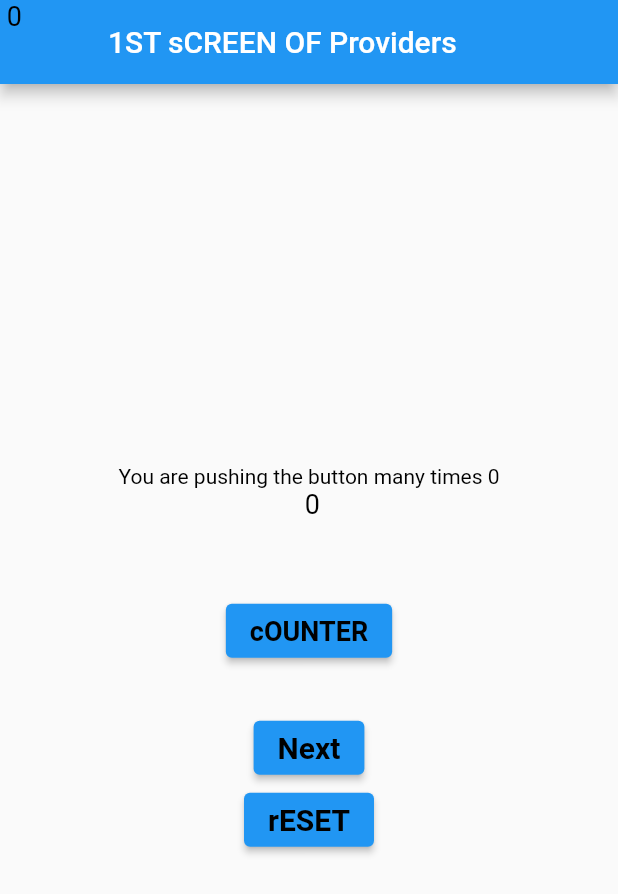
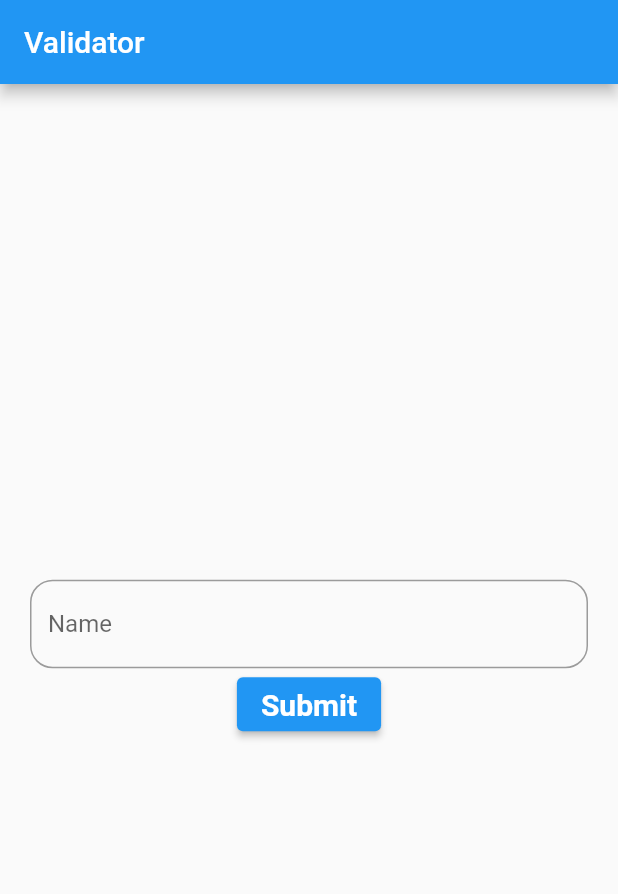
Before and after one commit to Asad93915/apisimplementtaion, a Flutter app: the screen it shows after launch, on a phone screen of 412 x 824 dp. Shown: the top 894 px of the screen. Run offline on Flutter 3.47's test engine with Material 2 defaults, Android fonts, the phone set to English and light mode, and no system bars; our stand-ins replace dio.

Commit message:
"email validation with snackbar"

```diff
--- a/lib/main.dart
+++ b/lib/main.dart
@@ -1,5 +1,6 @@
 import 'package:apiimplementation/providers/counter_screen.dart';
 import 'package:apiimplementation/providers/first_Screen.dart';
+import 'package:apiimplementation/textfied_validation.dart';
 import 'package:flutter/material.dart';
 import 'package:provider/provider.dart';
 
@@ -27,7 +28,8 @@ class MyApp extends StatelessWidget {
       // home: MyHomePage(title: 'Flutter Demo Home Page'),
       // home: DioApiCalling(),
       // home: DataFromHttpApi(),
-      home: FirstScreen(),
+      // home: FirstScreen(),
+      home: ValidatiionField(),
     );
   }
 }
--- /dev/null
+++ b/lib/textfied_validation.dart
@@ -0,0 +1,77 @@
+import 'package:flutter/material.dart';
+
+class ValidatiionField extends StatefulWidget {
+  const ValidatiionField({Key key}) : super(key: key);
+
+  @override
+  _ValidatiionFieldState createState() => _ValidatiionFieldState();
+}
+
+class _ValidatiionFieldState extends State<ValidatiionField> {
+  TextEditingController _nameCont=TextEditingController();
+  FocusNode _nameFocus=FocusNode();
+  @override
+  Widget build(BuildContext context) {
+    return Scaffold(
+      appBar: AppBar(
+        title: Text("Validator"),
+      ),
+      body: Padding(
+        padding: const EdgeInsets.symmetric(horizontal: 20.0),
+        child: Column(
+          mainAxisAlignment: MainAxisAlignment.center,
+          children: [
+            TextField(
+              controller: _nameCont,
+              focusNode: _nameFocus,
+              decoration: InputDecoration(
+                border: OutlineInputBorder(
+                  borderSide: BorderSide(color: Colors.black),
+                  borderRadius: BorderRadius.circular(15.0),
+                ),
+                hintText: "Name",
+                fillColor: Colors.white
+
+              ),
+            ),
+
+              ElevatedButton(onPressed: (){
+                if(_nameCont.text.isEmpty)
+                  failedSnackBar(context,msg: "field can not be empty");
+                _nameFocus.requestFocus();
+              },
+                  child: Text("Submit",style: TextStyle(color: Colors.white,fontSize: 20.0,fontWeight: FontWeight.bold),))
+          ],
+        ),
+      ),
+    );
+  }
+}
+
+successSnackBar(BuildContext context, {String msg}) {
+  final snackBar = SnackBar(
+    content: Text(
+      "$msg",
+      style: TextStyle(
+          color: Colors.white,
+          fontSize: MediaQuery.of(context).size.width * 0.04),
+    ),
+    backgroundColor: Colors.green[700],
+    duration: Duration(milliseconds: 1150),
+  );
+  ScaffoldMessenger.of(context).showSnackBar(snackBar);
+}
+
+failedSnackBar(BuildContext context, {String msg}) {
+  final snackBar = SnackBar(
+    content: Text(
+      "$msg",
+      style: TextStyle(
+          color: Colors.white,
+          fontSize: MediaQuery.of(context).size.width * 0.04),
+    ),
+    backgroundColor: Colors.red[700],
+    duration: Duration(milliseconds: 1150),
+  );
+  ScaffoldMessenger.of(context).showSnackBar(snackBar);
+}
```
